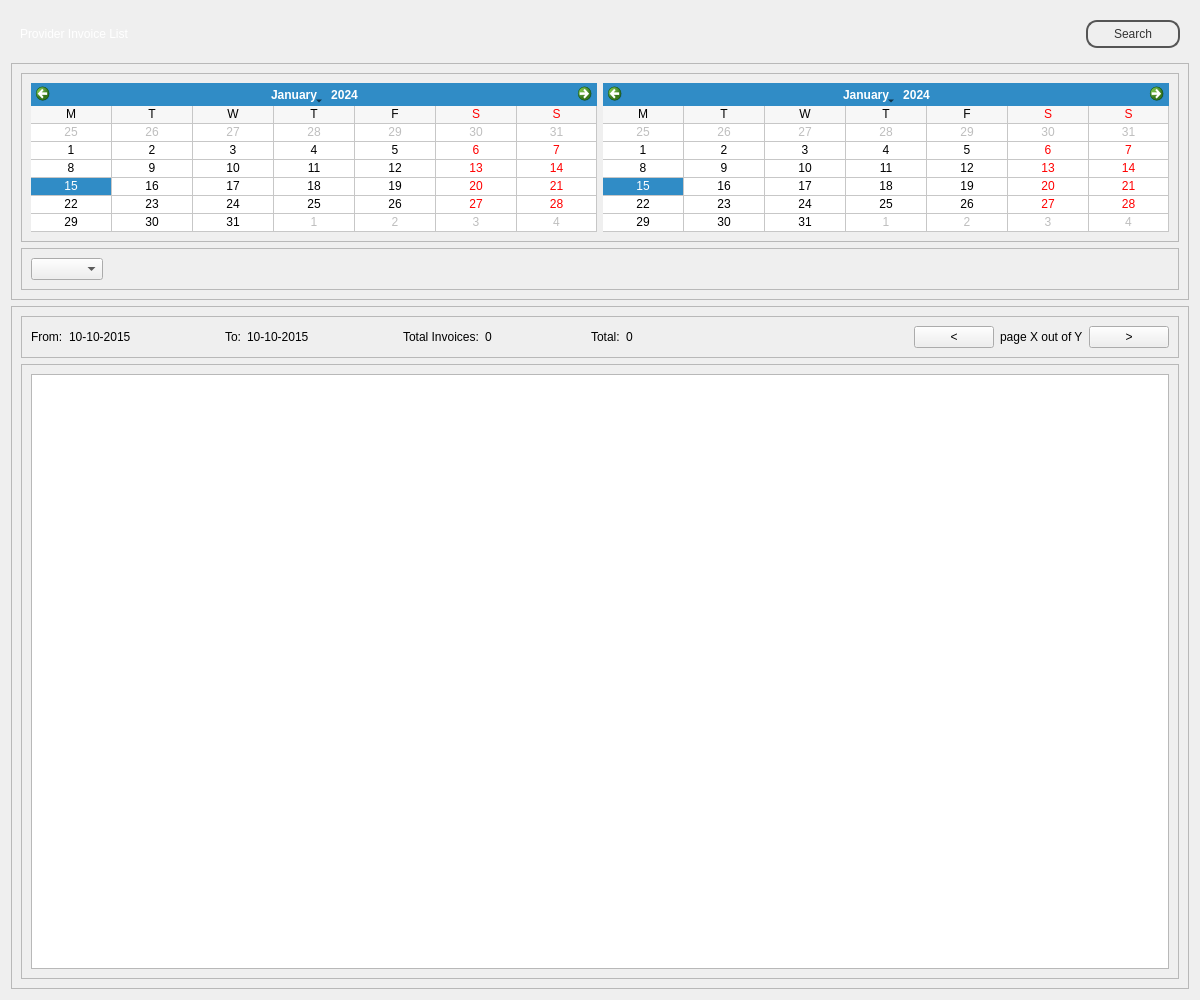
The window that penyamanager/admin/providerinvoicelistview.ui (eguzki/penyamanager) describes before a commit, drawn with Qt 5.
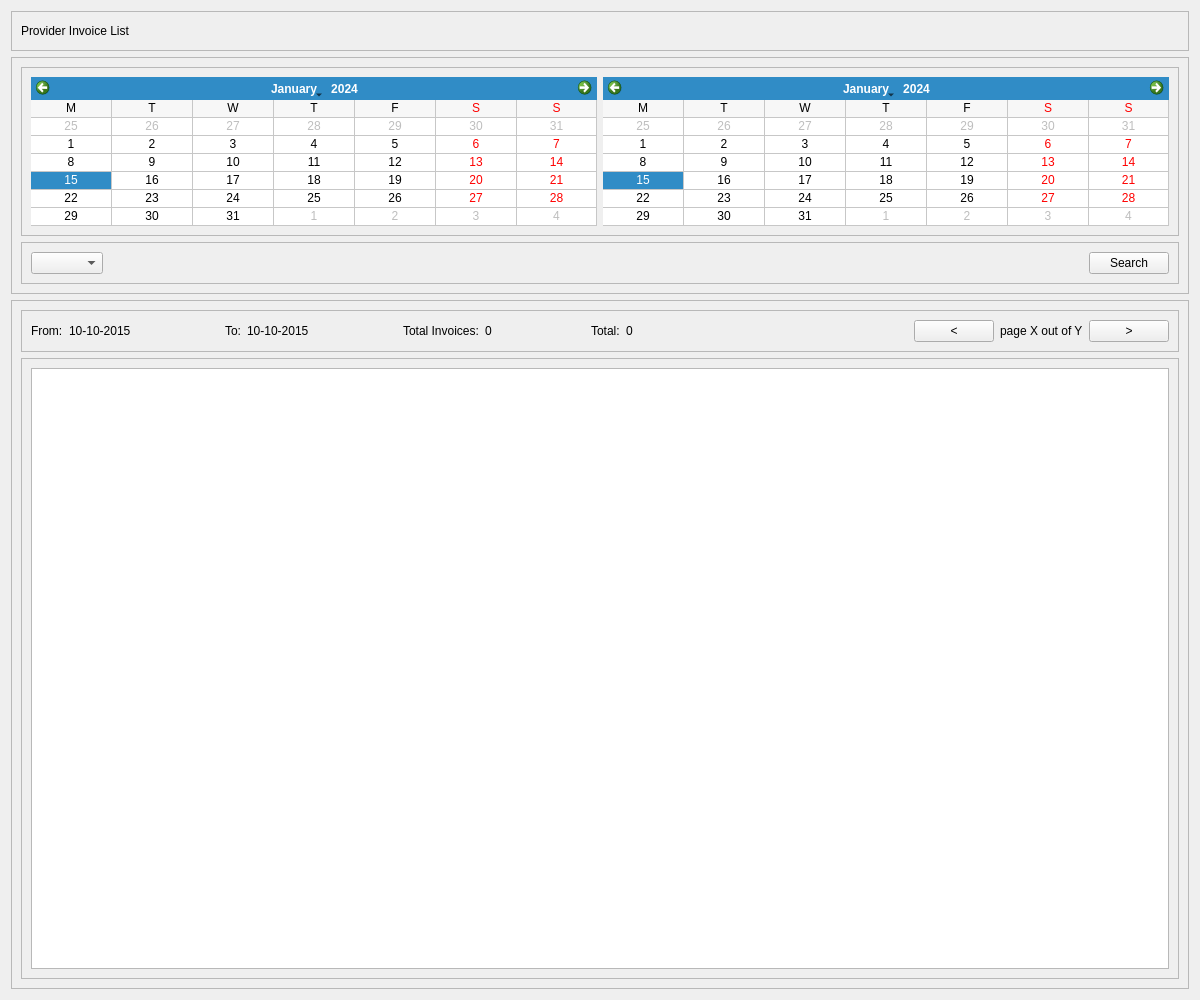
The same window after the commit.

The edit to the form file:
```diff
--- a/penyamanager/admin/providerinvoicelistview.ui
+++ b/penyamanager/admin/providerinvoicelistview.ui
@@ -14,7 +14,7 @@
    <string>Form</string>
   </property>
   <property name="styleSheet">
-   <string notr="true">#topFrame {
+   <string notr="true">/*#topFrame {
 border: none;
 background: qlineargradient(x1: 0, y1: 0, x2: 0, y2: 1,
 stop: 0 #a6a6a6, stop: 0.08 #7f7f7f,
@@ -53,7 +53,7 @@
 fx: 0.4, fy: -0.1,
 radius: 1.35, stop: 0 #fff, stop: 1 #ddd);
 }
-</string>
+*/</string>
   </property>
   <layout class="QVBoxLayout" name="verticalLayout">
    <item>
@@ -91,13 +91,6 @@
         </property>
        </spacer>
       </item>
-      <item>
-       <widget class="QPushButton" name="searchPushButton">
-        <property name="text">
-         <string>Search</string>
-        </property>
-       </widget>
-      </item>
      </layout>
     </widget>
    </item>
@@ -179,6 +172,13 @@
            </property>
           </spacer>
          </item>
+         <item>
+          <widget class="QPushButton" name="searchPushButton">
+           <property name="text">
+            <string>Search</string>
+           </property>
+          </widget>
+         </item>
         </layout>
        </widget>
       </item>
@@ -368,7 +368,7 @@
             <enum>QAbstractItemView::SelectRows</enum>
            </property>
            <attribute name="horizontalHeaderVisible">
-            <bool>true</bool>
+            <bool>false</bool>
            </attribute>
            <attribute name="verticalHeaderVisible">
             <bool>false</bool>
```
